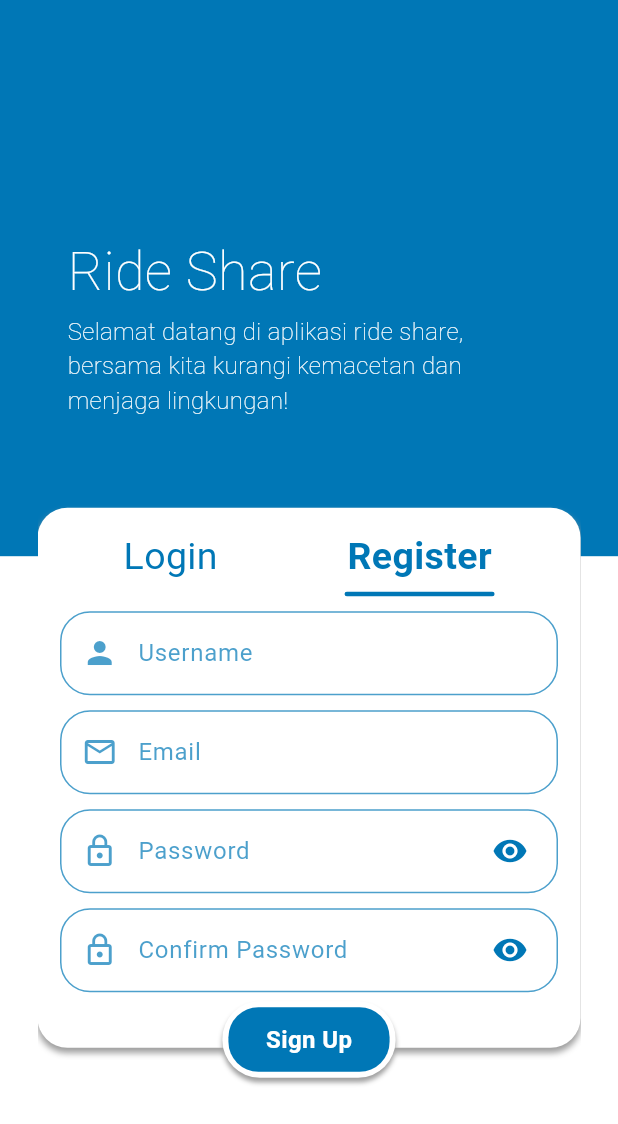
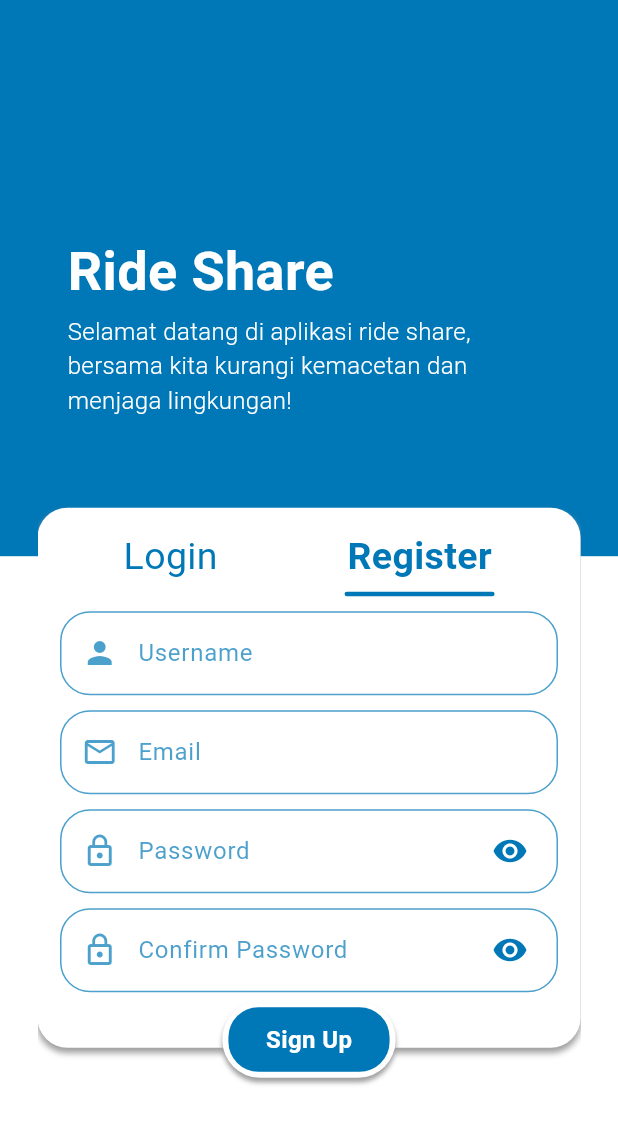
Before and after one commit to ihsanGhoziZulfikar/RideShare, a Flutter app: the screen it shows after launch, after a tap on "Register", on a phone screen of 412 x 824 dp. Shown: the top 1124 px of the screen. Run offline on Flutter 3.47's test engine with Material 3 defaults, Android fonts, the phone set to English and light mode, and no system bars; our stand-ins replace cloud_firestore, firebase_auth, firebase_core, geocoding, google_maps_flutter, location and 1 more; missing offline and left inert: flutter_polyline_points, iconify_flutter; accounts and stored records are empty.

Commit message:
revision login & register page and create a little animation on splash screen

```diff
--- a/lib/pages/driver_page.dart
+++ b/lib/pages/driver_page.dart
@@ -266,7 +266,8 @@ class _DriverPageState extends State<DriverPage> {
   @override
   Widget build(BuildContext context) {
     return Scaffold(
-      body: Stack(
+      body: SafeArea(
+        child: Stack(
           children: [
             currentPosition == null
                 ? const Center(child: CircularProgressIndicator())
@@ -308,7 +309,7 @@ class _DriverPageState extends State<DriverPage> {
             Positioned(
               right: 0,
               left: 0,
-            top: 25,
+              top: 10,
               child: Padding(
                 padding:
                     const EdgeInsets.symmetric(horizontal: 8.0, vertical: 8.0),
@@ -405,7 +406,8 @@ class _DriverPageState extends State<DriverPage> {
                                         context,
                                         MaterialPageRoute(
                                           builder: (context) => ChatPage(
-                                          receiverEmail: _selectedMarkerEmail!,
+                                            receiverEmail:
+                                                _selectedMarkerEmail!,
                                             receiverId: _selectedMarkerId!,
                                           ),
                                         ),
@@ -421,7 +423,8 @@ class _DriverPageState extends State<DriverPage> {
                             ),
                           ),
                           Padding(
-                          padding: const EdgeInsets.symmetric(horizontal: 12.0),
+                            padding:
+                                const EdgeInsets.symmetric(horizontal: 12.0),
                             child: Divider(
                               thickness: 0.3,
                             ),
@@ -516,6 +519,7 @@ class _DriverPageState extends State<DriverPage> {
             ),
           ],
         ),
+      ),
     );
   }
 
--- a/lib/pages/login_page.dart
+++ b/lib/pages/login_page.dart
@@ -156,7 +156,7 @@ class _LoginPageState extends State<LoginPage> {
                                         style: TextStyle(
                                           fontSize: 36,
                                           color: Colors.white,
-                                          fontWeight: FontWeight.w200,
+                                          fontWeight: FontWeight.w600,
                                         ),
                                       ),
                                       SizedBox(
@@ -167,7 +167,7 @@ class _LoginPageState extends State<LoginPage> {
                                         style: TextStyle(
                                           fontSize: 16,
                                           color: Colors.white,
-                                          fontWeight: FontWeight.w100,
+                                          fontWeight: FontWeight.w300,
                                         ),
                                       ),
                                     ],
--- a/lib/pages/register_page.dart
+++ b/lib/pages/register_page.dart
@@ -164,7 +164,7 @@ class _RegisterPageState extends State<RegisterPage> {
                                       style: TextStyle(
                                         fontSize: 36,
                                         color: Colors.white,
-                                        fontWeight: FontWeight.w200,
+                                        fontWeight: FontWeight.w600,
                                       ),
                                     ),
                                     SizedBox(
@@ -175,7 +175,7 @@ class _RegisterPageState extends State<RegisterPage> {
                                       style: TextStyle(
                                         fontSize: 16,
                                         color: Colors.white,
-                                        fontWeight: FontWeight.w100,
+                                        fontWeight: FontWeight.w300,
                                       ),
                                     ),
                                   ],
--- a/lib/pages/splash_page.dart
+++ b/lib/pages/splash_page.dart
@@ -8,13 +8,45 @@ class SplashPage extends StatefulWidget {
   State<SplashPage> createState() => _SplashPageState();
 }
 
-class _SplashPageState extends State<SplashPage> {
+class _SplashPageState extends State<SplashPage> with TickerProviderStateMixin {
+  late AnimationController _controller1;
+  late AnimationController _controller2;
+  late Animation<Offset> _offsetAnimation1;
+  late Animation<Offset> _offsetAnimation2;
+
   @override
   void initState() {
     super.initState();
-    // Start the timer
+
+    _controller1 = AnimationController(
+      duration: const Duration(seconds: 1),
+      vsync: this,
+    );
+    _offsetAnimation1 = Tween<Offset>(
+      begin: const Offset(4, 0.0),
+      end: Offset.zero,
+    ).animate(CurvedAnimation(
+      parent: _controller1,
+      curve: Curves.easeInOut,
+    ));
+
+    _controller2 = AnimationController(
+      duration: const Duration(seconds: 1),
+      vsync: this,
+    );
+    _offsetAnimation2 = Tween<Offset>(
+      begin: const Offset(5, 0.0),
+      end: Offset.zero,
+    ).animate(CurvedAnimation(
+      parent: _controller2,
+      curve: Curves.easeInOut,
+    ));
+
+    // Start the animation sequence
+    _startAnimationSequence();
+
+    // Navigate to AuthPage after 3 seconds
     Future.delayed(const Duration(seconds: 3), () {
-      // Navigate to AuthPage after 3 seconds
       if (mounted) {
         Navigator.pushReplacement(
           context,
@@ -22,6 +54,20 @@ class _SplashPageState extends State<SplashPage> {
         );
       }
     });
+  }
+
+  Future<void> _startAnimationSequence() async {
+    await Future.delayed(const Duration(milliseconds: 500));
+    _controller1.forward();
+    await Future.delayed(const Duration(milliseconds: 500));
+    _controller2.forward();
+  }
+
+  @override
+  void dispose() {
+    _controller1.dispose();
+    _controller2.dispose();
+    super.dispose();
   }
 
   @override
@@ -33,24 +79,47 @@ class _SplashPageState extends State<SplashPage> {
           Center(
             child: Image.asset(
               'assets/images/logo.png',
-              width: 140,
+              width: 159,
             ),
           ),
-          const Expanded(
+          Expanded(
+            child: Align(
+              alignment: Alignment(-0.32, 1),
+              child: Padding(
+                padding: const EdgeInsets.only(bottom: 50.0),
+                child: SlideTransition(
+                  position: _offsetAnimation1,
+                  child: const Text(
+                    'ride smart,',
+                    style: TextStyle(
+                      fontSize: 24,
+                      color: Colors.white,
+                      fontWeight: FontWeight.w400,
+                    ),
+                  ),
+                ),
+              ),
+            ),
+          ),
+          Expanded(
             child: Align(
               alignment: FractionalOffset.bottomCenter,
               child: Padding(
-              padding: EdgeInsets.only(bottom: 50.0),
-              child: Text(
-                'ride smart, ride green',
+                padding: const EdgeInsets.only(bottom: 50.0, left: 120),
+                child: SlideTransition(
+                  position: _offsetAnimation2,
+                  child: const Text(
+                    'ride green!',
                     style: TextStyle(
                       fontSize: 24,
                       color: Colors.white,
-                  fontWeight: FontWeight.w100,
+                      fontWeight: FontWeight.w400,
                     ),
                   ),
                 ),
-          ))
+              ),
+            ),
+          ),
         ],
       ),
     );
```
Also changed, not shown: lib/pages/guest_page.dart (+34 -13 lines), assets/images/logo.png. Lines whose indentation alone changed are shown as unchanged.
